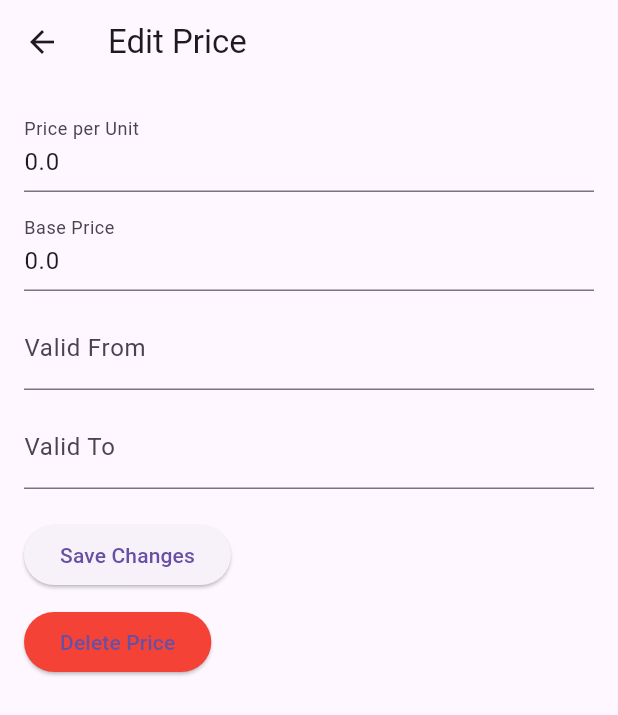
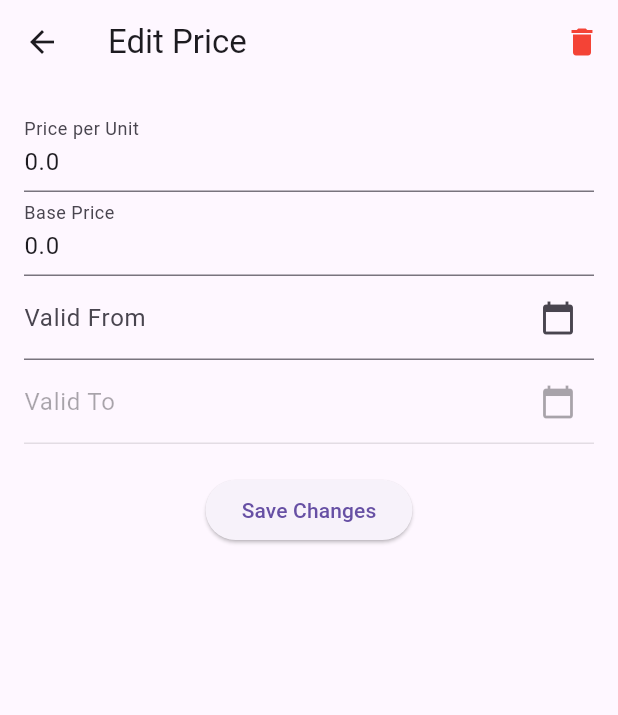
Before and after one commit to zokaityte/beaver_meter, a Flutter app: the EditPricePage screen opened directly with empty values, on a phone screen of 412 x 824 dp. Shown: the top 715 px of the screen. Run offline on Flutter 3.47's test engine with Material 3 defaults, Android fonts, the phone set to English and light mode, and no system bars; our stand-ins replace sqflite; accounts and stored records are empty.

Commit message:
Update price editing validations

```diff
--- a/lib/pages/edit_price_page.dart
+++ b/lib/pages/edit_price_page.dart
@@ -1,86 +1,215 @@
 import 'package:flutter/material.dart';
+import 'package:intl/intl.dart';
 import '../models/price.dart';
 import '../database_helper.dart';
 
-class EditPricePage extends StatelessWidget {
+class EditPricePage extends StatefulWidget {
   final Price price;
 
   EditPricePage({required this.price, Key? key}) : super(key: key);
 
+  @override
+  _EditPricePageState createState() => _EditPricePageState();
+}
+
+class _EditPricePageState extends State<EditPricePage> {
   final TextEditingController pricePerUnitController = TextEditingController();
   final TextEditingController basePriceController = TextEditingController();
   final TextEditingController validFromController = TextEditingController();
   final TextEditingController validToController = TextEditingController();
 
+  DateTime? selectedValidFrom;
+  DateTime? selectedValidTo;
+
+  @override
+  void initState() {
+    super.initState();
+    // Prefill controllers with existing price data
+    pricePerUnitController.text = widget.price.pricePerUnit.toString();
+    basePriceController.text = widget.price.basePrice.toString();
+    validFromController.text = widget.price.validFrom;
+    validToController.text = widget.price.validTo;
+
+    selectedValidFrom = DateTime.tryParse(widget.price.validFrom);
+    selectedValidTo = DateTime.tryParse(widget.price.validTo);
+  }
+
+  // Date picker for "Valid From"
+  Future<void> _selectValidFromDate(BuildContext context) async {
+    final DateTime? pickedDate = await showDatePicker(
+      context: context,
+      initialDate: selectedValidFrom ?? DateTime.now(),
+      firstDate: DateTime(2000),
+      lastDate: DateTime.now().add(Duration(days: 365)),
+    );
+    if (pickedDate != null) {
+      setState(() {
+        selectedValidFrom = pickedDate;
+        validFromController.text = DateFormat('yyyy-MM-dd').format(pickedDate);
+        validToController.clear();
+        selectedValidTo = null;
+      });
+    }
+  }
+
+  // Date picker for "Valid To"
+  Future<void> _selectValidToDate(BuildContext context) async {
+    final DateTime? pickedDate = await showDatePicker(
+      context: context,
+      initialDate: selectedValidTo ?? DateTime.now(),
+      firstDate: selectedValidFrom ?? DateTime(2000),
+      lastDate: DateTime.now().add(Duration(days: 365)),
+    );
+    if (pickedDate != null) {
+      setState(() {
+        selectedValidTo = pickedDate;
+        validToController.text = DateFormat('yyyy-MM-dd').format(pickedDate);
+      });
+    }
+  }
+
+  // Delete the price from the database
+  Future<void> _deletePrice() async {
+    final dbHelper = DatabaseHelper();
+    final result = await dbHelper.deletePrice(widget.price.id!);
+
+    if (result > 0) {
+      ScaffoldMessenger.of(context).showSnackBar(
+        const SnackBar(content: Text('Price deleted successfully!')),
+      );
+      Navigator.pop(context, {'action': 'delete'}); // Signal parent page to refresh
+    } else {
+      ScaffoldMessenger.of(context).showSnackBar(
+        const SnackBar(content: Text('Failed to delete price. Please try again.')),
+      );
+    }
+  }
+
+  // Save the updated price to the database
+  Future<void> _updatePrice(BuildContext context) async {
+    double? pricePerUnit = double.tryParse(pricePerUnitController.text);
+    double? basePrice = double.tryParse(basePriceController.text);
+    String validFrom = validFromController.text;
+    String validTo = validToController.text;
+
+    if (pricePerUnit == null || basePrice == null || validFrom.isEmpty || validTo.isEmpty) {
+      ScaffoldMessenger.of(context).showSnackBar(
+        const SnackBar(content: Text('Please fill in all fields with valid values.')),
+      );
+      return;
+    }
+
+    if (selectedValidTo != null && selectedValidFrom != null && selectedValidTo!.isBefore(selectedValidFrom!)) {
+      ScaffoldMessenger.of(context).showSnackBar(
+        const SnackBar(content: Text('"Valid To" date cannot be earlier than "Valid From" date.')),
+      );
+      return;
+    }
+
+    // Create an updated Price object
+    final updatedPrice = Price(
+      id: widget.price.id,
+      meterId: widget.price.meterId,
+      pricePerUnit: pricePerUnit,
+      basePrice: basePrice,
+      validFrom: validFrom,
+      validTo: validTo,
+    );
+
+    // Update the Price in the database
+    int result = await DatabaseHelper().updatePrice(updatedPrice);
+
+    if (result > 0) {
+      ScaffoldMessenger.of(context).showSnackBar(
+        const SnackBar(content: Text('Price updated successfully!')),
+      );
+      Navigator.pop(context, updatedPrice);
+    } else {
+      ScaffoldMessenger.of(context).showSnackBar(
+        const SnackBar(content: Text('Failed to update price. Please try again.')),
+      );
+    }
+  }
+
   @override
   Widget build(BuildContext context) {
-    // Prefill controllers with existing price data
-    pricePerUnitController.text = price.pricePerUnit.toString();
-    basePriceController.text = price.basePrice.toString();
-    validFromController.text = price.validFrom;
-    validToController.text = price.validTo;
+    return Scaffold(
+      appBar: AppBar(
+        title: const Text('Edit Price'),
+        actions: [
+          IconButton(
+            icon: const Icon(Icons.delete, color: Colors.red),
+            onPressed: () async {
+              final confirmDelete = await showDialog<bool>(
+                context: context,
+                builder: (context) => AlertDialog(
+                  title: const Text('Delete Price'),
+                  content: const Text('Are you sure you want to delete this price?'),
+                  actions: [
+                    TextButton(
+                      onPressed: () => Navigator.of(context).pop(false), // Cancel
+                      child: const Text('Cancel'),
+                    ),
+                    TextButton(
+                      onPressed: () => Navigator.of(context).pop(true), // Confirm
+                      child: const Text('Delete', style: TextStyle(color: Colors.red)),
+                    ),
+                  ],
+                ),
+              );
 
-    return Scaffold(
-      appBar: AppBar(title: Text('Edit Price')),
+              if (confirmDelete == true) {
+                await _deletePrice();
+              }
+            },
+          ),
+        ],
+      ),
       body: Padding(
         padding: const EdgeInsets.all(16.0),
-        child: SingleChildScrollView(
         child: Column(
-            crossAxisAlignment: CrossAxisAlignment.start,
           children: [
             TextField(
               controller: pricePerUnitController,
-                decoration: InputDecoration(labelText: 'Price per Unit'),
+              decoration: const InputDecoration(labelText: 'Price per Unit'),
               keyboardType: TextInputType.number,
             ),
-              SizedBox(height: 10),
             TextField(
               controller: basePriceController,
-                decoration: InputDecoration(labelText: 'Base Price'),
+              decoration: const InputDecoration(labelText: 'Base Price'),
               keyboardType: TextInputType.number,
             ),
-              SizedBox(height: 10),
             TextField(
               controller: validFromController,
-                decoration: InputDecoration(labelText: 'Valid From'),
-                keyboardType: TextInputType.datetime,
+              decoration: InputDecoration(
+                labelText: 'Valid From',
+                suffixIcon: IconButton(
+                  icon: const Icon(Icons.calendar_today),
+                  onPressed: () => _selectValidFromDate(context),
                 ),
-              SizedBox(height: 10),
+              ),
+              readOnly: true,
+            ),
             TextField(
               controller: validToController,
-                decoration: InputDecoration(labelText: 'Valid To'),
-                keyboardType: TextInputType.datetime,
+              decoration: InputDecoration(
+                labelText: 'Valid To',
+                suffixIcon: IconButton(
+                  icon: const Icon(Icons.calendar_today),
+                  onPressed: selectedValidFrom == null
+                      ? null
+                      : () => _selectValidToDate(context),
                 ),
-              SizedBox(height: 20),
+              ),
+              readOnly: true,
+              enabled: selectedValidFrom != null,
+            ),
+            const SizedBox(height: 20),
             ElevatedButton(
-                onPressed: () async {
-                  // Save the updated price
-                  final updatedPrice = Price(
-                    id: price.id,
-                    meterId: price.meterId,
-                    pricePerUnit: double.tryParse(pricePerUnitController.text) ?? 0.0,
-                    basePrice: double.tryParse(basePriceController.text) ?? 0.0,
-                    validFrom: validFromController.text,
-                    validTo: validToController.text,
-                  );
-
-                  await DatabaseHelper().updatePrice(updatedPrice); // Update price in the database
-
-                  Navigator.pop(context); // Return the updated price to the parent
-                },
-                child: Text('Save Changes'),
-              ),
-              SizedBox(height: 10),
-              ElevatedButton(
-                onPressed: () {
-                  // Delete the price
-                  Navigator.pop(context, {'action': 'delete'});
-                },
-                style: ElevatedButton.styleFrom(backgroundColor: Colors.red),
-                child: Text('Delete Price'),
+              onPressed: () => _updatePrice(context),
+              child: const Text('Save Changes'),
             ),
           ],
-          ),
         ),
       ),
     );
```
Lines whose indentation alone changed are shown as unchanged.
